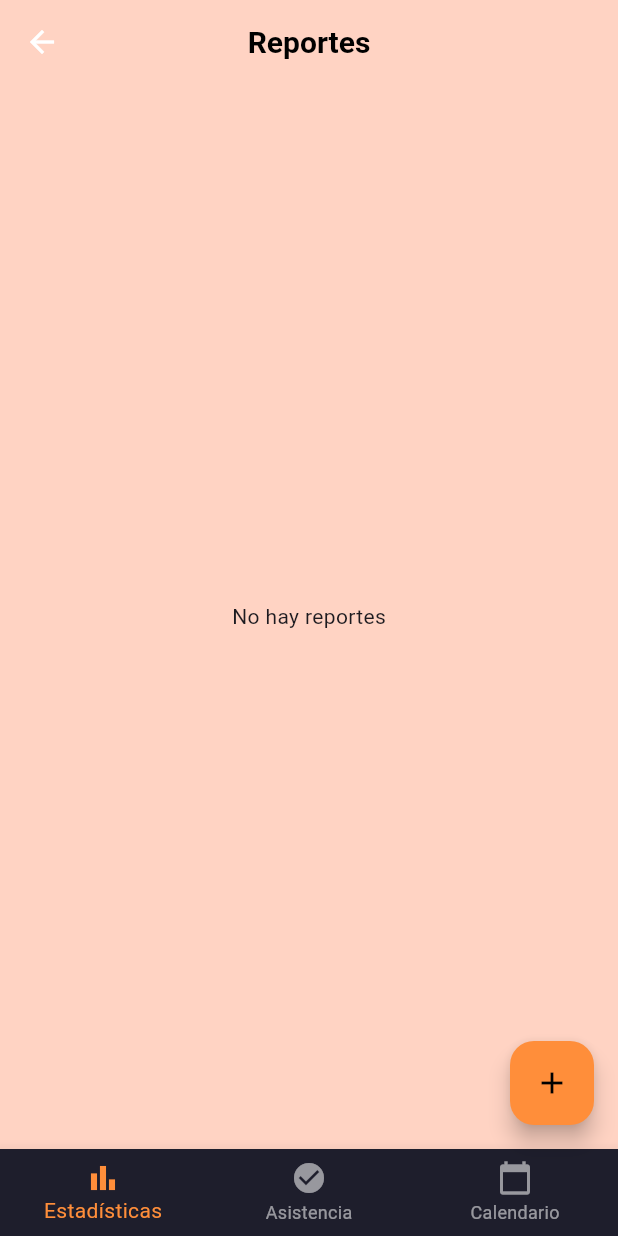
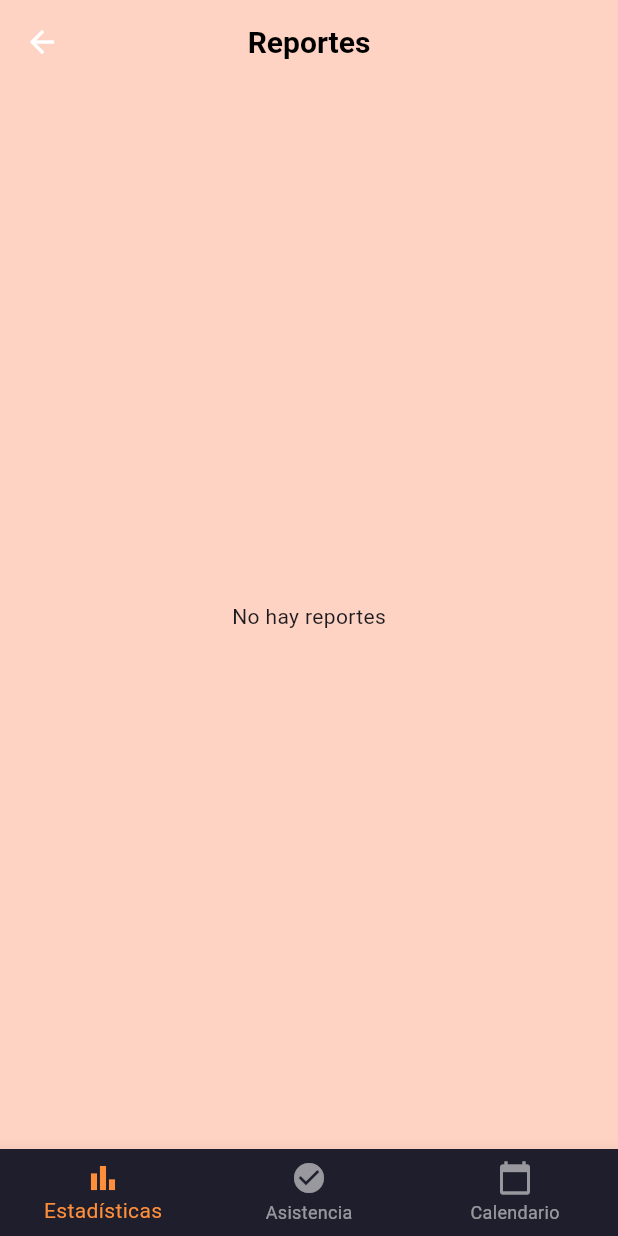
Before and after one commit to YorklinPunk/next_generation_app_fixed, a Flutter app: the ReportListScreen screen opened directly with empty values, on a phone screen of 412 x 824 dp. Run offline on Flutter 3.47's test engine with Material 3 defaults, Android fonts, the phone set to English and light mode, and no system bars; our stand-ins replace dio, dropdown_button2, image_picker, lottie, permission_handler; missing offline and left inert: mongo_dart.

Commit message:
report Listo, ahora si

```diff
--- a/lib/screens/principal_menu/report_list_screen.dart
+++ b/lib/screens/principal_menu/report_list_screen.dart
@@ -124,12 +124,13 @@ class _ReportListScreenState extends State<ReportListScreen> {
           }
         },
       ),
-      floatingActionButton: FloatingActionButton(
-        backgroundColor: const Color(0xFFff8e3a),
-        onPressed: _createNewReport,
-        //backgroundColor: Colors.orange,
-        child: const Icon(Icons.add, color: Colors.black),
-      ),
+      floatingActionButton: (widget.user.role == 1 || widget.user.role == 2)
+          ? FloatingActionButton(
+              backgroundColor: const Color(0xFFff8e3a),
+              onPressed: _createNewReport,
+              child: const Icon(Icons.add, color: Colors.black),
+            )
+          : null,
     );
   }
 }
```
